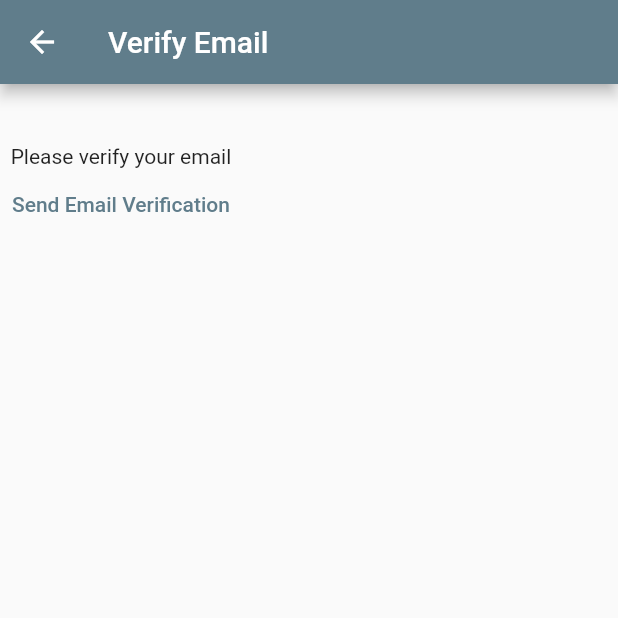
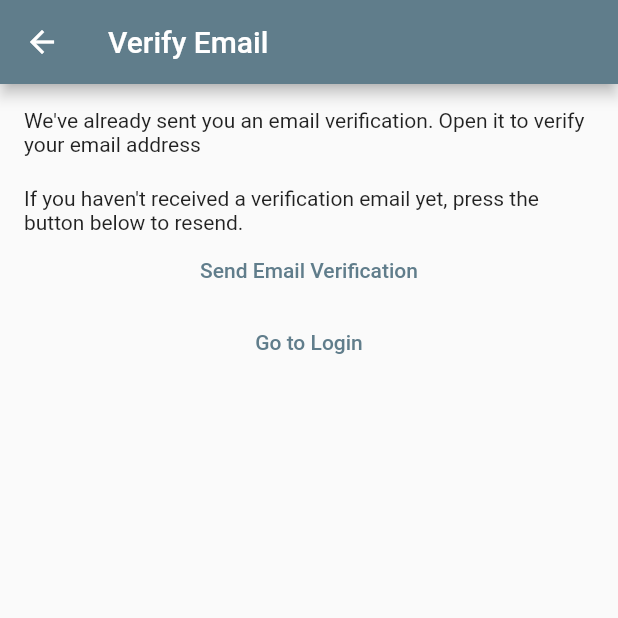
Before and after one commit to kiptooBiwot/flutter-notes-app, a Flutter app: the VerifyEmailView screen opened directly, on a phone screen of 412 x 824 dp, the top half of it. Run offline on Flutter 3.47's test engine with Material 2 defaults, Android fonts, the phone set to English and light mode, and no system bars; our stand-ins replace firebase_auth, firebase_core; accounts and stored records are empty.

Commit message:
Verify email routing

```diff
--- a/lib/constants/routes.dart
+++ b/lib/constants/routes.dart
@@ -2,3 +2,4 @@ const homeRoute = '/';
 const loginRoute = '/login';
 const registerRoute = '/register';
 const notesRoute = '/notes';
+const verifyEmailRoute = '/verifyEmail';
--- a/lib/main.dart
+++ b/lib/main.dart
@@ -5,6 +5,8 @@ import 'package:notes_app/screens/login.dart';
 import 'package:notes_app/screens/notes.dart';
 import 'package:notes_app/screens/register.dart';
 import 'dart:developer' as devtools show log;
+
+import 'package:notes_app/screens/verify_email.dart';
 
 void main() async {
   // Initialize Firebase to the project
@@ -30,6 +32,7 @@ class NotesApp extends StatelessWidget {
         loginRoute: (context) => const LoginView(),
         registerRoute: (context) => const RegisterView(),
         notesRoute: (context) => const NotesView(),
+        verifyEmailRoute: (context) => const VerifyEmailView(),
       },
     );
   }
--- a/lib/screens/verify_email.dart
+++ b/lib/screens/verify_email.dart
@@ -1,5 +1,6 @@
 import 'package:firebase_auth/firebase_auth.dart';
 import 'package:flutter/material.dart';
+import 'package:notes_app/constants/routes.dart';
 
 class VerifyEmailView extends StatefulWidget {
   const VerifyEmailView({Key? key}) : super(key: key);
@@ -22,17 +23,30 @@ class _VerifyEmailViewState extends State<VerifyEmailView> {
       appBar: AppBar(
         title: const Text('Verify Email'),
       ),
-      body: Column(
+      body: Padding(
+        padding: const EdgeInsets.all(16.0),
+        child: Column(
           children: [
-          const SizedBox(
-            height: 40.0,
-          ),
-          const Text('Please verify your email'),
+            const Text(
+                'We\'ve already sent you an email verification. Open it to verify your email address'),
+            const SizedBox(height: 20.0),
+            const Text(
+                'If you haven\'t received a verification email yet, press the button below to resend.'),
             TextButton(
               onPressed: _verifyEmail,
               child: const Text('Send Email Verification'),
             ),
+            TextButton(
+              onPressed: () {
+                Navigator.of(context).pushNamedAndRemoveUntil(
+                  loginRoute,
+                  (route) => false,
+                );
+              },
+              child: const Text('Go to Login'),
+            ),
           ],
+        ),
       ),
     );
   }
```
Also changed, not shown: lib/screens/register.dart (+8 -1 lines). Lines whose indentation alone changed are shown as unchanged.
